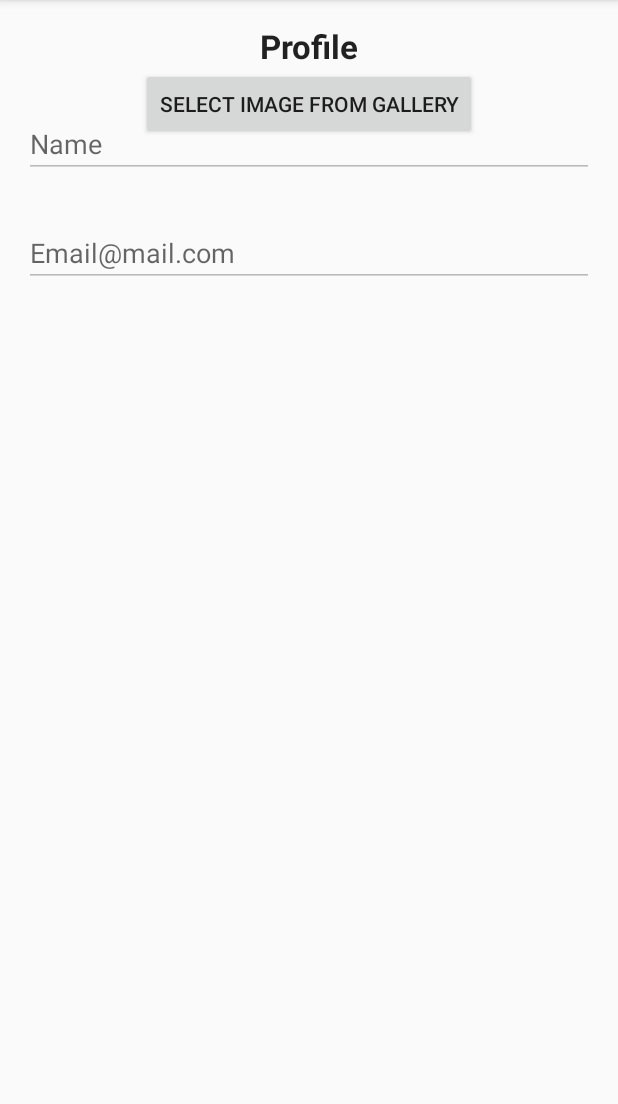
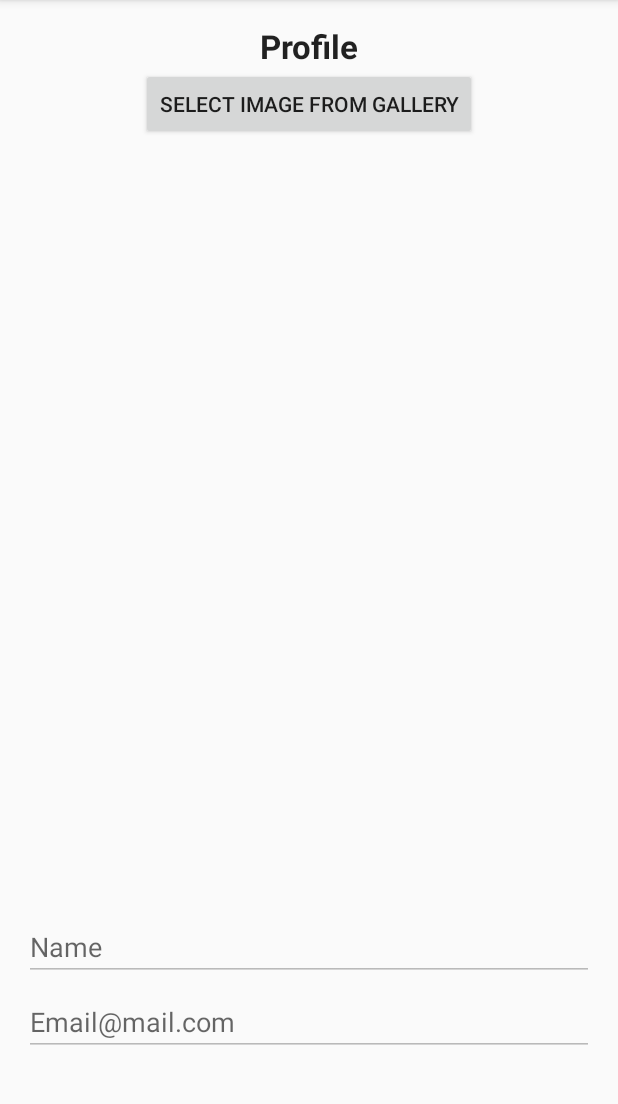
Before and after one commit to nalexanderdev/RunCommunityApp, an Android app: the screen it shows after launch once a user with an empty profile is signed in (ProfileActivity), on a phone screen of 412 x 824 dp, the part 84-1188 px from its top. Run offline under Robolectric (Android 15) with nearby library versions, the phone set to English and light mode, and no system bars; our stand-ins replace Firebase (no records; nobody signed in at launch, a user with empty details on screens opened directly).

Commit message:
Change layout of Profile Screen

```diff
--- a/app/src/main/AndroidManifest.xml
+++ b/app/src/main/AndroidManifest.xml
@@ -4,6 +4,8 @@
 
     <uses-permission android:name="android.permission.INTERNET" />
     <uses-permission android:name="android.permission.READ_EXTERNAL_STORAGE" />
+    <uses-permission android:name="android.permission.CAMERA" />
+
 
     <application
         android:allowBackup="true"
--- a/app/src/main/res/layout/activity_profile.xml
+++ b/app/src/main/res/layout/activity_profile.xml
@@ -26,10 +26,11 @@
         android:inputType="textPersonName"
         android:ems="10"
         android:id="@+id/nameField"
-        android:layout_below="@+id/textView3"
+        android:hint="Name"
+        android:layout_alignBottom="@+id/emailField"
+        android:layout_alignParentLeft="true"
         android:layout_alignParentStart="true"
-        android:layout_marginTop="28dp"
-        android:hint="Name" />
+        android:layout_marginBottom="50dp" />
 
     <EditText
         android:layout_width="match_parent"
@@ -37,10 +38,10 @@
         android:inputType="textEmailAddress"
         android:ems="10"
         android:id="@+id/emailField"
-        android:layout_below="@+id/nameField"
-        android:layout_alignParentStart="true"
-        android:layout_marginTop="27dp"
-        android:hint="Email@mail.com" />
+        android:hint="Email@mail.com"
+        android:layout_above="@+id/cancelBtn"
+        android:layout_alignParentLeft="true"
+        android:layout_alignParentStart="true" />
 
     <Button
         android:layout_width="wrap_content"
```
